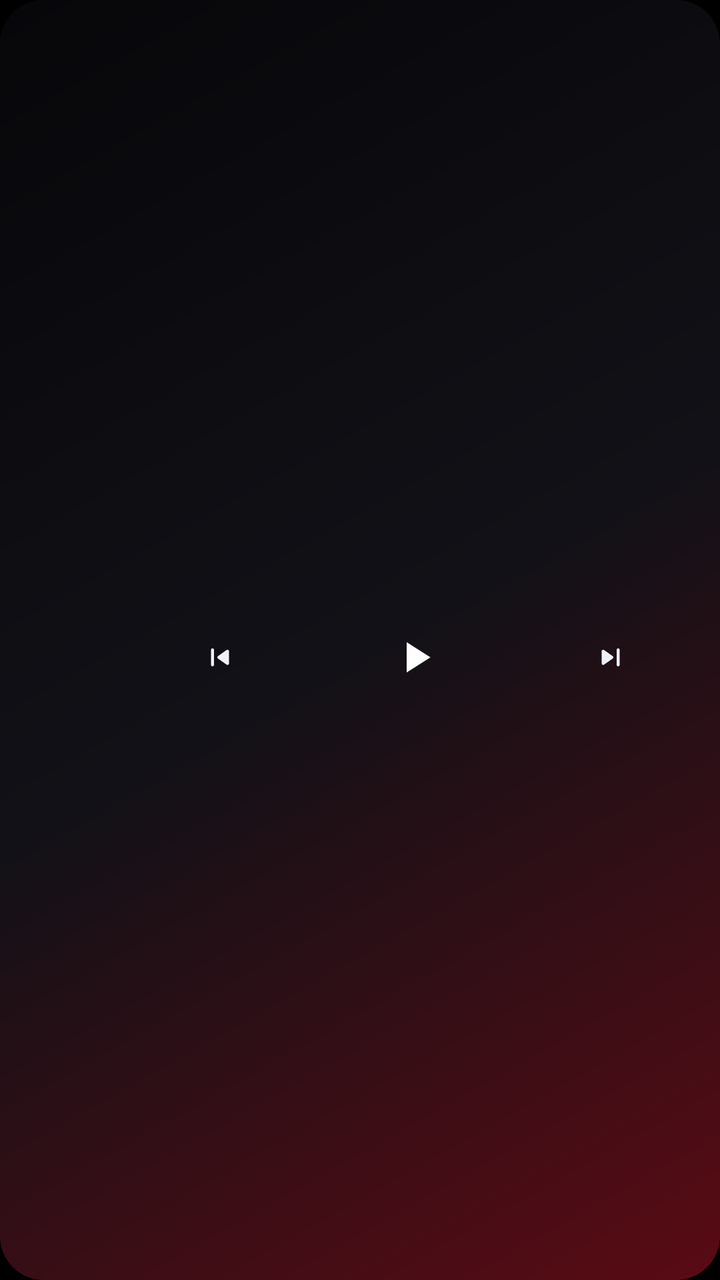
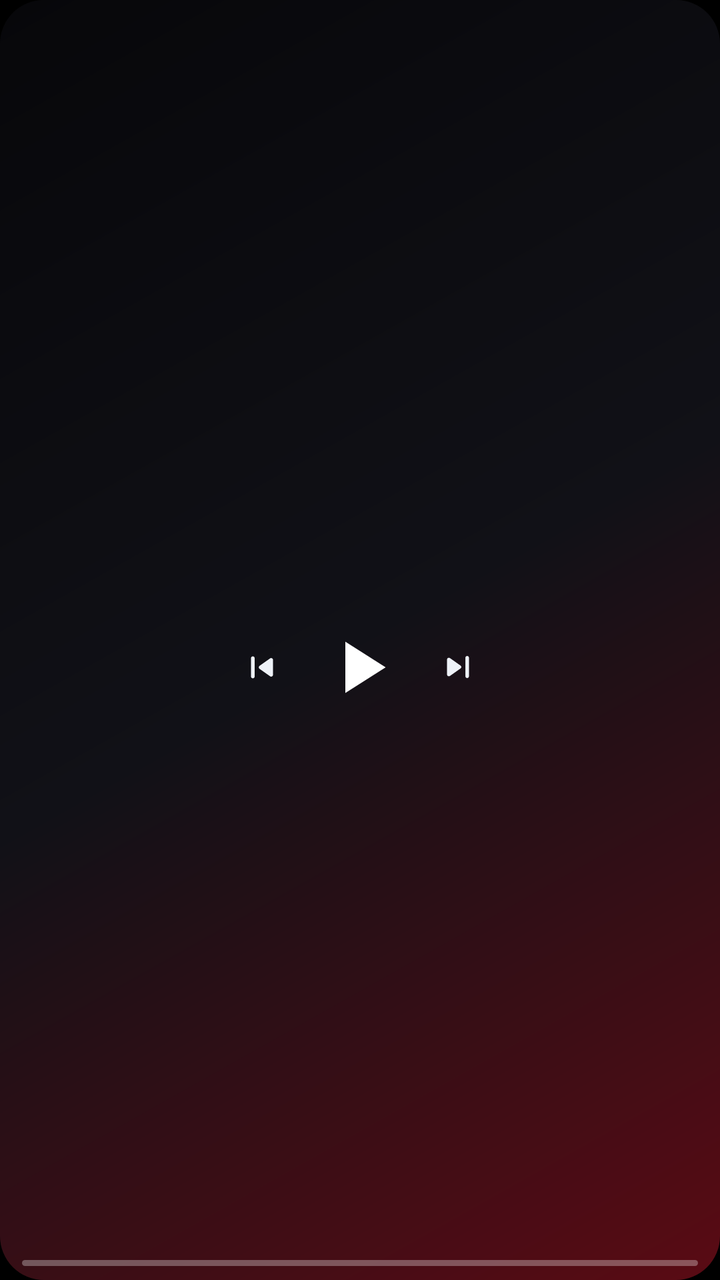

An Android layout rendered at two revisions. The XML below is the earlier revision; the diff shows what the commit changed to produce the second picture.
<!-- AndroidManifest.xml: application theme Theme.Metrolist -->
<!-- res/layout/widget_mini.xml -->
<?xml version="1.0" encoding="utf-8"?>
<FrameLayout xmlns:android="http://schemas.android.com/apk/res/android"
    android:layout_width="match_parent"
    android:layout_height="match_parent">

    <ImageView
        android:id="@+id/mini_bg"
        android:layout_width="match_parent"
        android:layout_height="match_parent"
        android:contentDescription="@null"
        android:scaleType="fitXY"
        android:src="@drawable/wd_bg_preview" />

    <LinearLayout
        android:layout_width="match_parent"
        android:layout_height="match_parent"
        android:gravity="center_vertical"
        android:orientation="horizontal"
        android:paddingStart="7dp"
        android:paddingTop="6dp"
        android:paddingEnd="6dp"
        android:paddingBottom="6dp">

        <ImageView
            android:id="@+id/mini_cover"
            android:layout_width="46dp"
            android:layout_height="46dp"
            android:contentDescription="@null"
            android:scaleType="fitXY" />

        <LinearLayout
            android:layout_width="0dp"
            android:layout_height="wrap_content"
            android:layout_marginStart="8dp"
            android:layout_weight="1"
            android:orientation="vertical">

            <TextView
                android:id="@+id/mini_title"
                android:layout_width="match_parent"
                android:layout_height="wrap_content"
                android:ellipsize="end"
                android:maxLines="1"
                android:textColor="#FFFFFFFF"
                android:textSize="12sp" />

            <LinearLayout
                android:layout_width="match_parent"
                android:layout_height="30dp"
                android:layout_marginTop="1dp"
                android:gravity="center_vertical"
                android:orientation="horizontal">

                <ImageView
                    android:id="@+id/mini_prev"
                    android:layout_width="0dp"
                    android:layout_height="match_parent"
                    android:layout_weight="1"
                    android:contentDescription="@string/previous"
                    android:padding="6dp"
                    android:src="@drawable/wd_prev" />

                <ImageView
                    android:id="@+id/mini_play"
                    android:layout_width="0dp"
                    android:layout_height="match_parent"
                    android:layout_weight="1"
                    android:contentDescription="@null"
                    android:padding="2dp"
                    android:src="@drawable/ic_widget_play" />

                <ImageView
                    android:id="@+id/mini_next"
                    android:layout_width="0dp"
                    android:layout_height="match_parent"
                    android:layout_weight="1"
                    android:contentDescription="@string/next"
                    android:padding="6dp"
                    android:src="@drawable/wd_next" />
            </LinearLayout>
        </LinearLayout>
    </LinearLayout>
</FrameLayout>
<!-- resources referenced by this layout -->
<resources>
  <!-- drawable ic_widget_play (drawable) -->
  <vector xmlns:android="http://schemas.android.com/apk/res/android"
      android:height="24dp"
      android:viewportHeight="24"
      android:viewportWidth="24"
      android:width="24dp">
      <path
          android:fillColor="#FFFFFF"
          android:pathData="M8,5v14l11,-7z"/>
  </vector>
  <!-- drawable wd_bg_preview (drawable) -->
  <?xml version="1.0" encoding="utf-8"?>
  <shape xmlns:android="http://schemas.android.com/apk/res/android" android:shape="rectangle">
      <corners android:radius="22dp" />
      <gradient android:angle="315" android:startColor="#FF07070A" android:centerColor="#FF111117" android:endColor="#FF5A0B14" android:type="linear" />
  </shape>
  <!-- drawable wd_next (drawable) -->
  <vector xmlns:android="http://schemas.android.com/apk/res/android"
      android:width="24dp"
      android:height="24dp"
      android:viewportWidth="24"
      android:viewportHeight="24">
      <path
          android:fillColor="#FFEEF2F8"
          android:pathData="M7.58,16.89l5.77,-4.07c0.56,-0.4 0.56,-1.24 0,-1.63L7.58,7.11C6.91,6.65 6,7.12 6,7.93v8.14c0,0.81 0.91,1.28 1.58,0.82zM16,7v10c0,0.55 0.45,1 1,1s1,-0.45 1,-1V7c0,-0.55 -0.45,-1 -1,-1s-1,0.45 -1,1z" />
  </vector>
  <!-- drawable wd_prev (drawable) -->
  <vector xmlns:android="http://schemas.android.com/apk/res/android"
      android:width="24dp"
      android:height="24dp"
      android:viewportWidth="24"
      android:viewportHeight="24">
      <path
          android:fillColor="#FFEEF2F8"
          android:pathData="M7,6c0.55,0 1,0.45 1,1v10c0,0.55 -0.45,1 -1,1s-1,-0.45 -1,-1V7c0,-0.55 0.45,-1 1,-1zM10.66,12.82l5.77,4.07c0.66,0.47 1.58,-0.01 1.58,-0.82V7.93c0,-0.81 -0.91,-1.28 -1.58,-0.82l-5.77,4.07c-0.57,0.4 -0.57,1.24 0,1.64z" />
  </vector>
  <string name="next">Next</string>
  <string name="previous">Previous</string>
  <style name="Theme.Metrolist" parent="android:Theme.Material.Light.NoActionBar">
          <item name="android:windowContentOverlay">@null</item>
          <item name="android:windowDrawsSystemBarBackgrounds">true</item>
          <item name="android:windowMinWidthMinor">100%</item>
          <item name="android:windowMinWidthMajor">100%</item>
          <item name="android:windowNoTitle">true</item>
          <item name="android:windowBackground">#000000</item>
          <item name="android:enforceNavigationBarContrast" tools:ignore="NewApi">false</item>
          <item name="android:statusBarColor">@android:color/transparent</item>
          <item name="android:navigationBarColor">@android:color/transparent</item>
      </style>
</resources>

<!-- the commit's change to res/layout/widget_mini.xml (unified diff, before → after) -->
@@ -14,70 +14,77 @@
     <LinearLayout
         android:layout_width="match_parent"
         android:layout_height="match_parent"
-        android:gravity="center_vertical"
-        android:orientation="horizontal"
-        android:paddingStart="7dp"
-        android:paddingTop="6dp"
-        android:paddingEnd="6dp"
-        android:paddingBottom="6dp">
+        android:orientation="vertical"
+        android:paddingStart="11dp"
+        android:paddingTop="7dp"
+        android:paddingEnd="11dp"
+        android:paddingBottom="7dp">
 
-        <ImageView
-            android:id="@+id/mini_cover"
-            android:layout_width="46dp"
-            android:layout_height="46dp"
-            android:contentDescription="@null"
-            android:scaleType="fitXY" />
+        <TextView
+            android:id="@+id/mini_title"
+            android:layout_width="match_parent"
+            android:layout_height="wrap_content"
+            android:ellipsize="end"
+            android:fontFamily="sans-serif-black"
+            android:maxLines="1"
+            android:textColor="#FFFFFFFF"
+            android:textSize="12sp" />
+
+        <TextView
+            android:id="@+id/mini_artist"
+            android:layout_width="match_parent"
+            android:layout_height="wrap_content"
+            android:ellipsize="end"
+            android:maxLines="1"
+            android:textColor="#C8FFFFFF"
+            android:textSize="10sp" />
 
         <LinearLayout
-            android:layout_width="0dp"
-            android:layout_height="wrap_content"
-            android:layout_marginStart="8dp"
+            android:layout_width="match_parent"
+            android:layout_height="0dp"
             android:layout_weight="1"
-            android:orientation="vertical">
+            android:gravity="center"
+            android:minHeight="24dp"
+            android:orientation="horizontal">
 
-            <TextView
-                android:id="@+id/mini_title"
-                android:layout_width="match_parent"
-                android:layout_height="wrap_content"
-                android:ellipsize="end"
-                android:maxLines="1"
-                android:textColor="#FFFFFFFF"
-                android:textSize="12sp" />
+            <ImageView
+                android:id="@+id/mini_prev"
+                android:layout_width="38dp"
+                android:layout_height="match_parent"
+                android:contentDescription="@string/previous"
+                android:paddingStart="8dp"
+                android:paddingTop="3dp"
+                android:paddingEnd="8dp"
+                android:paddingBottom="3dp"
+                android:src="@drawable/wd_prev" />
 
-            <LinearLayout
-                android:layout_width="match_parent"
-                android:layout_height="30dp"
-                android:layout_marginTop="1dp"
-                android:gravity="center_vertical"
-                android:orientation="horizontal">
+            <ImageView
+                android:id="@+id/mini_play"
+                android:layout_width="44dp"
+                android:layout_height="match_parent"
+                android:layout_marginStart="8dp"
+                android:layout_marginEnd="8dp"
+                android:contentDescription="@null"
+                android:src="@drawable/ic_widget_play" />
 
-                <ImageView
-                    android:id="@+id/mini_prev"
-                    android:layout_width="0dp"
-                    android:layout_height="match_parent"
-                    android:layout_weight="1"
-                    android:contentDescription="@string/previous"
-                    android:padding="6dp"
-                    android:src="@drawable/wd_prev" />
+            <ImageView
+                android:id="@+id/mini_next"
+                android:layout_width="38dp"
+                android:layout_height="match_parent"
+                android:contentDescription="@string/next"
+                android:paddingStart="8dp"
+                android:paddingTop="3dp"
+                android:paddingEnd="8dp"
+                android:paddingBottom="3dp"
+                android:src="@drawable/wd_next" />
+        </LinearLayout>
 
-                <ImageView
-                    android:id="@+id/mini_play"
-                    android:layout_width="0dp"
-                    android:layout_height="match_parent"
-                    android:layout_weight="1"
-                    android:contentDescription="@null"
-                    android:padding="2dp"
-                    android:src="@drawable/ic_widget_play" />
-
-                <ImageView
-                    android:id="@+id/mini_next"
-                    android:layout_width="0dp"
-                    android:layout_height="match_parent"
-                    android:layout_weight="1"
-                    android:contentDescription="@string/next"
-                    android:padding="6dp"
-                    android:src="@drawable/wd_next" />
-            </LinearLayout>
-        </LinearLayout>
+        <ProgressBar
+            android:id="@+id/mini_progress"
+            style="@android:style/Widget.ProgressBar.Horizontal"
+            android:layout_width="match_parent"
+            android:layout_height="3dp"
+            android:max="1000"
+            android:progressDrawable="@drawable/wd_square_progress" />
     </LinearLayout>
 </FrameLayout>
<!-- resource entries referenced after the edit -->
@@ -36,6 +36,24 @@
           android:fillColor="#FFEEF2F8"
           android:pathData="M7,6c0.55,0 1,0.45 1,1v10c0,0.55 -0.45,1 -1,1s-1,-0.45 -1,-1V7c0,-0.55 0.45,-1 1,-1zM10.66,12.82l5.77,4.07c0.66,0.47 1.58,-0.01 1.58,-0.82V7.93c0,-0.81 -0.91,-1.28 -1.58,-0.82l-5.77,4.07c-0.57,0.4 -0.57,1.24 0,1.64z" />
   </vector>
+  <!-- drawable wd_square_progress (drawable) -->
+  <?xml version="1.0" encoding="utf-8"?>
+  <layer-list xmlns:android="http://schemas.android.com/apk/res/android">
+      <item android:id="@android:id/background">
+          <shape android:shape="rectangle">
+              <corners android:radius="2dp" />
+              <solid android:color="#4DFFFFFF" />
+          </shape>
+      </item>
+      <item android:id="@android:id/progress">
+          <clip>
+              <shape android:shape="rectangle">
+                  <corners android:radius="2dp" />
+                  <solid android:color="#FFFFFFFF" />
+              </shape>
+          </clip>
+      </item>
+  </layer-list>
   <string name="next">Next</string>
   <string name="previous">Previous</string>
   <style name="Theme.Metrolist" parent="android:Theme.Material.Light.NoActionBar">
